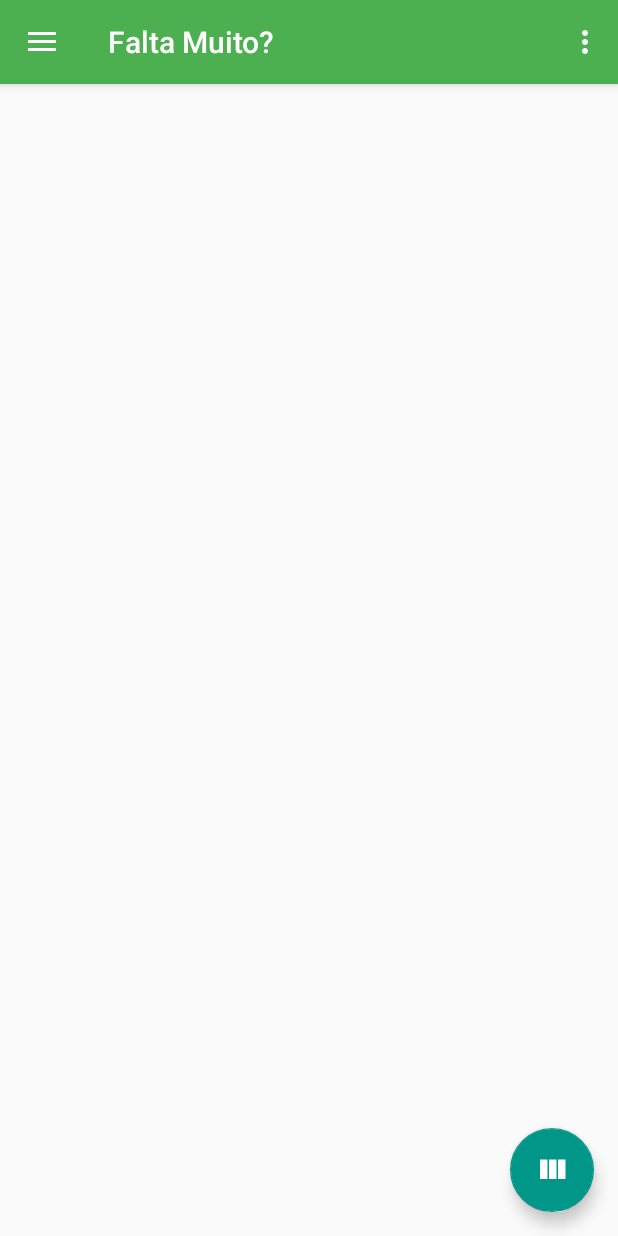
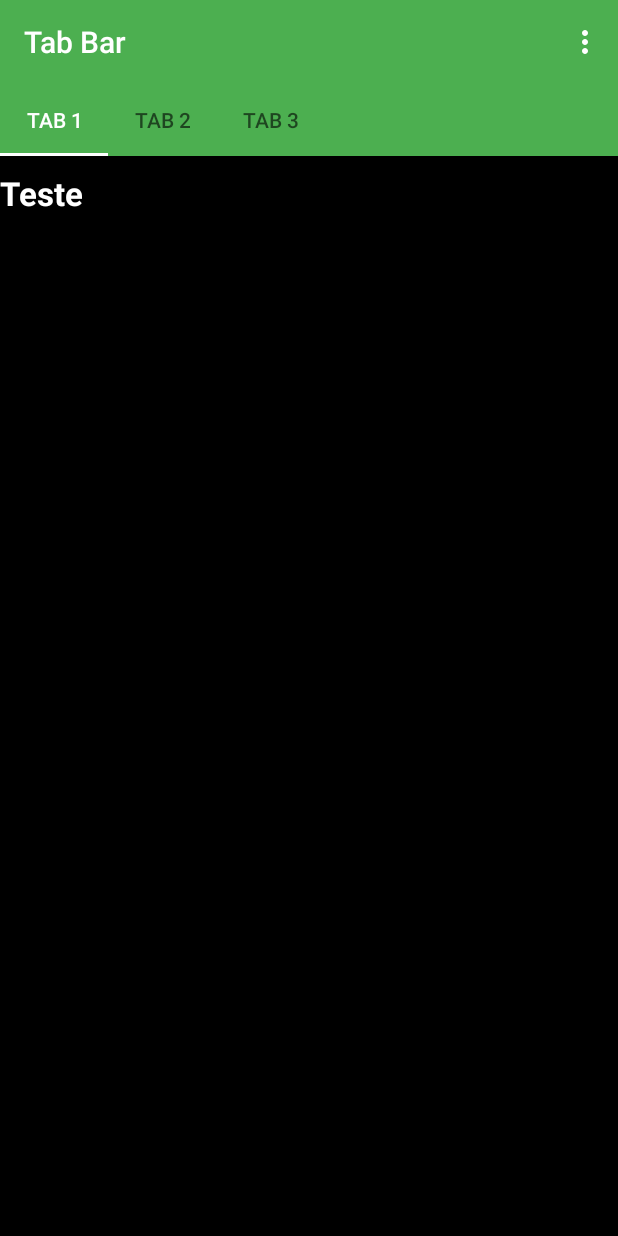
Before and after one commit to duanbressan/falta_muito, an Android app: the screen it shows after launch (MainActivity before the commit, MaterialsActivity after it), after a tap on "Minhas Matérias", on a phone screen of 412 x 824 dp. Run offline under Robolectric (Android 15) with nearby library versions, the phone set to English and light mode, and no system bars; 2 other taps on this screen came first.

Commit message:
Inicio da criação do layout dos fragments e itens das matérias na MaterialsActivity Remoção do floatingButton da Main

```diff
--- a/app/src/main/java/duan/example/faltamuito/MainActivity.java
+++ b/app/src/main/java/duan/example/faltamuito/MainActivity.java
@@ -22,14 +22,6 @@ public class MainActivity extends AppCompatActivity
         setContentView(duan.example.faltamuito.R.layout.activity_main);
         Toolbar toolbar = (Toolbar) findViewById(duan.example.faltamuito.R.id.toolbar);
         setSupportActionBar(toolbar);
-
-        FloatingActionButton fab = (FloatingActionButton) findViewById(duan.example.faltamuito.R.id.fab);
-        fab.setOnClickListener(new View.OnClickListener() {
-            @Override
-            public void onClick(View view) {
-                loadMaterialsActivity();
-            }
-        });
 
         DrawerLayout drawer = (DrawerLayout) findViewById(duan.example.faltamuito.R.id.drawer_layout);
         ActionBarDrawerToggle toggle = new ActionBarDrawerToggle(this, drawer, toolbar, duan.example.faltamuito.R.string.navigation_drawer_open, duan.example.faltamuito.R.string.navigation_drawer_close);
@@ -72,11 +64,11 @@ public class MainActivity extends AppCompatActivity
     public boolean onNavigationItemSelected(MenuItem item) {
         int id = item.getItemId();
 
-        if (id == duan.example.faltamuito.R.id.nav_camera) {
+        if (id == R.id.nav_materials) {
+            loadMaterialsActivity();
+        } else if (id == R.id.nav_statics) {
 
-        } else if (id == duan.example.faltamuito.R.id.nav_gallery) {
-
-        } else if (id == duan.example.faltamuito.R.id.nav_slideshow) {
+        } else if (id == R.id.nav_nexts) {
 
         }
 
--- a/app/src/main/java/duan/example/faltamuito/MaterialsActivity.java
+++ b/app/src/main/java/duan/example/faltamuito/MaterialsActivity.java
@@ -13,6 +13,7 @@ import android.view.MenuItem;
 import android.view.View;
 import android.view.ViewGroup;
 import android.widget.TextView;
+import duan.example.faltamuito.R;
 
 import duan.example.faltamuito.adapters.MyPagerAdapter;
 
@@ -27,12 +28,14 @@ public class MaterialsActivity extends AppCompatActivity {
     @Override
     protected void onCreate(Bundle savedInstanceState) {
         super.onCreate(savedInstanceState);
-        setContentView(duan.example.faltamuito.R.layout.activity_materials);
+        setContentView(R.layout.activity_materials);
+
         mAdapter = new MyPagerAdapter(getSupportFragmentManager());
-        mToolbar = (Toolbar) findViewById(duan.example.faltamuito.R.id.app_bar);
+        mAdapter.setAmountOfFragment(3);
+        mToolbar = (Toolbar) findViewById(R.id.app_bar);
         setSupportActionBar(mToolbar);
-        mTabLayout = (TabLayout) findViewById(duan.example.faltamuito.R.id.tab_layout);
-        mPager = (ViewPager) findViewById(duan.example.faltamuito.R.id.pager);
+        mTabLayout = (TabLayout) findViewById(R.id.tab_layout);
+        mPager = (ViewPager) findViewById(R.id.pager);
         mPager.setAdapter(mAdapter);
         mTabLayout.setTabsFromPagerAdapter(mAdapter);
 
@@ -43,7 +46,7 @@ public class MaterialsActivity extends AppCompatActivity {
 
     @Override
     public boolean onCreateOptionsMenu(Menu menu) {
-        getMenuInflater().inflate(duan.example.faltamuito.R.menu.menu_materials, menu);
+        getMenuInflater().inflate(R.menu.menu_materials, menu);
         return true;
     }
 
@@ -51,7 +54,7 @@ public class MaterialsActivity extends AppCompatActivity {
     public boolean onOptionsItemSelected(MenuItem item) {
         int id = item.getItemId();
 
-        if (id == duan.example.faltamuito.R.id.action_settings) {
+        if (id == R.id.action_settings) {
             return true;
         }
 
@@ -59,7 +62,9 @@ public class MaterialsActivity extends AppCompatActivity {
     }
 
     public static class MyFragment extends Fragment {
+
         public static final java.lang.String ARG_PAGE = "arg_page";
+        private View fragment;
 
         public MyFragment() {
 
@@ -75,12 +80,13 @@ public class MaterialsActivity extends AppCompatActivity {
 
         @Override
         public View onCreateView(LayoutInflater inflater, ViewGroup container, Bundle savedInstanceState) {
-            Bundle arguments = getArguments();
-            int pageNumber = arguments.getInt(ARG_PAGE);
-            TextView myText = new TextView(getActivity());
-            myText.setText(getActivity().getResources().getString(duan.example.faltamuito.R.string.pagina) + " " + pageNumber);
-            myText.setGravity(Gravity.CENTER);
-            return myText;
+
+            fragment = inflater.inflate(R.layout.fragment_materials, container, false);
+
+            TextView textView = (TextView) fragment.findViewById(R.id.txt);
+            textView.setText("Teste");
+
+            return fragment;
         }
     }
 }
--- a/app/src/main/java/duan/example/faltamuito/adapters/MyPagerAdapter.java
+++ b/app/src/main/java/duan/example/faltamuito/adapters/MyPagerAdapter.java
@@ -9,8 +9,14 @@ import duan.example.faltamuito.MaterialsActivity;
 
 public class MyPagerAdapter extends FragmentStatePagerAdapter {
 
+    private int count_fragments = 0;
+
     public MyPagerAdapter(FragmentManager fm) {
         super(fm);
+    }
+
+    public void setAmountOfFragment(int count_fragments){
+        this.count_fragments = count_fragments;
     }
 
     @Override
@@ -21,7 +27,7 @@ public class MyPagerAdapter extends FragmentStatePagerAdapter {
 
     @Override
     public int getCount() {
-        return 10;
+        return count_fragments;
     }
 
     @Override
--- a/app/src/main/res/layout/app_bar_main.xml
+++ b/app/src/main/res/layout/app_bar_main.xml
@@ -23,13 +23,4 @@
 
     <include layout="@layout/content_main" />
 
-    <android.support.design.widget.FloatingActionButton
-        android:id="@+id/fab"
-        android:layout_width="wrap_content"
-        android:layout_height="wrap_content"
-        android:layout_gravity="bottom|end"
-        android:layout_margin="@dimen/fab_margin"
-        android:src="@drawable/ic_view_column_white"
-        />
-
 </android.support.design.widget.CoordinatorLayout>
--- /dev/null
+++ b/app/src/main/res/layout/fragment_materials.xml
@@ -0,0 +1,17 @@
+<?xml version="1.0" encoding="utf-8"?>
+<LinearLayout xmlns:android="http://schemas.android.com/apk/res/android"
+    android:layout_width="match_parent"
+    android:layout_height="match_parent"
+    android:background="#000000">
+
+    <TextView
+        android:layout_marginTop="10dp"
+        android:id="@+id/txt"
+        android:layout_width="match_parent"
+        android:layout_height="wrap_content"
+        android:textColor="#FFFFFF"
+        android:gravity="left"
+        android:textSize="22sp"
+        android:text="Teste"
+        android:textStyle="bold" />
+</LinearLayout>
--- a/app/src/main/res/menu/activity_main_drawer.xml
+++ b/app/src/main/res/menu/activity_main_drawer.xml
@@ -3,15 +3,15 @@
 
     <group android:checkableBehavior="single">
         <item
-            android:id="@+id/nav_camera"
+            android:id="@+id/nav_materials"
             android:icon="@drawable/ic_menu_camera"
             android:title="@string/minhas_materias" />
         <item
-            android:id="@+id/nav_gallery"
+            android:id="@+id/nav_statics"
             android:icon="@drawable/ic_menu_gallery"
             android:title="@string/estatisticas" />
         <item
-            android:id="@+id/nav_slideshow"
+            android:id="@+id/nav_nexts"
             android:icon="@drawable/ic_menu_slideshow"
             android:title="@string/proximas_materias" />
     </group>
```
Also changed, not shown: app/src/main/res/layout/iten_materials.xml (added, +18 -0 lines).
